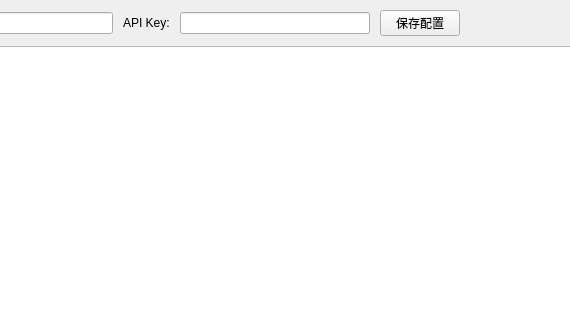
SwartzMss/MeetingAssistant, file src/mainwindow.ui: the form before one commit; both pictures show x 140 to 710 and y 0 to 320 of the 800 by 600 pixel window.
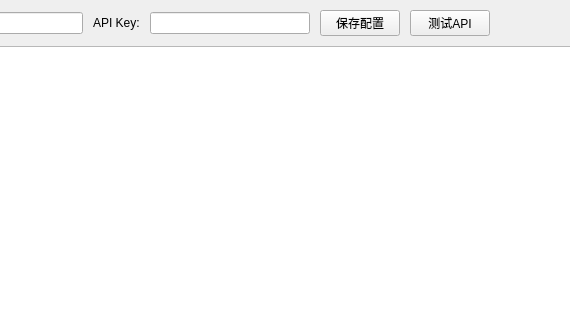
The form after the commit.

What changed in the file:
```diff
--- a/src/mainwindow.ui
+++ b/src/mainwindow.ui
@@ -70,6 +70,13 @@
         </property>
        </widget>
       </item>
+      <item>
+       <widget class="QPushButton" name="testApiButton">
+        <property name="text">
+         <string>测试API</string>
+        </property>
+       </widget>
+      </item>
       <item>
        <spacer name="horizontalSpacer">
         <property name="orientation">
```
